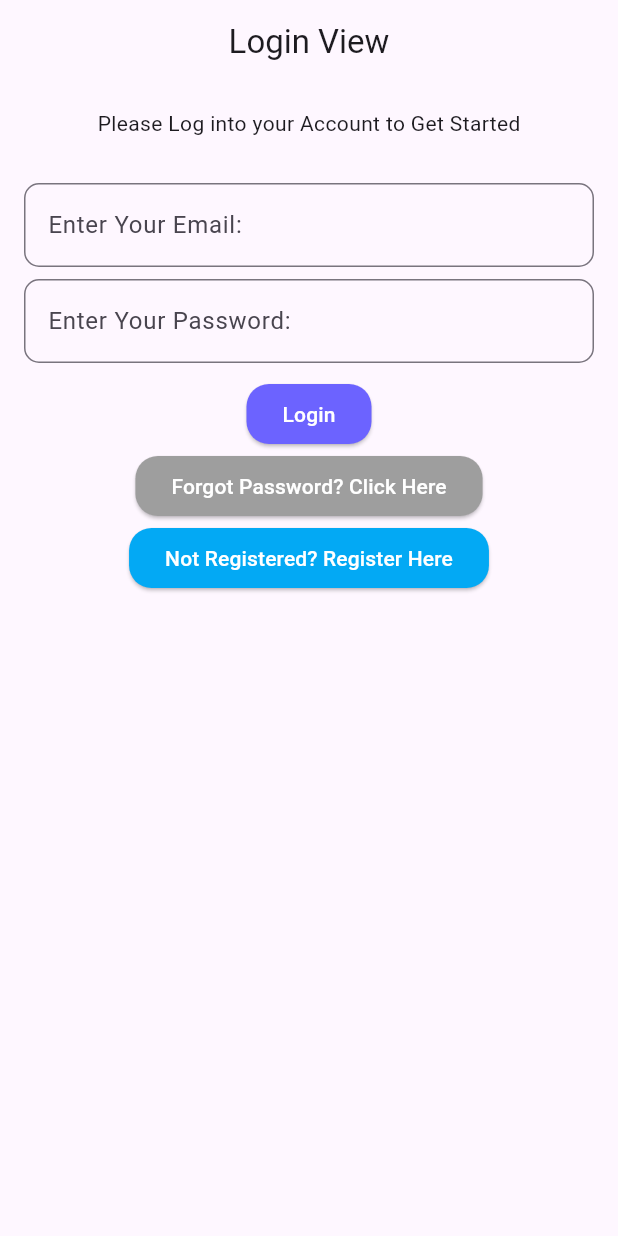
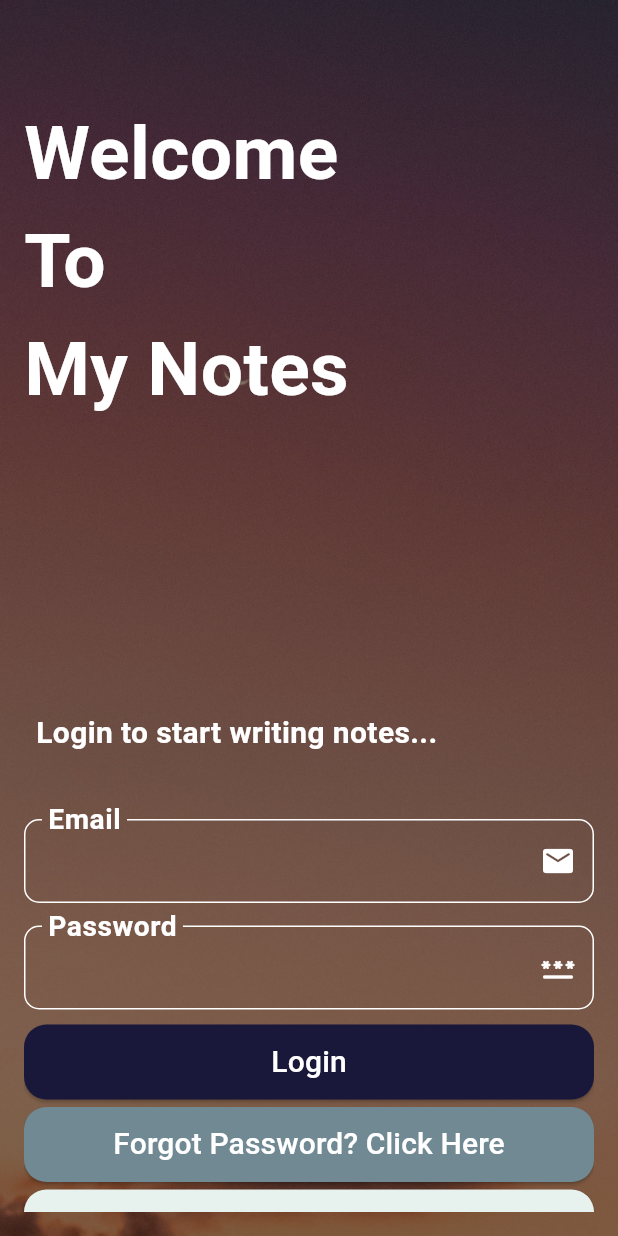
Before and after one commit to Devsonar19/My-Notes, a Flutter app: the screen it shows after launch, on a phone screen of 412 x 824 dp. Run offline on Flutter 3.47's test engine with Material 3 defaults, Android fonts, the phone set to English and light mode, and no system bars; our stand-ins replace bloc, cloud_firestore, equatable, firebase_auth, firebase_core, flutter_bloc and 3 more; accounts and stored records are empty; Roboto replaces fonts that are missing (Courgette).

Commit message:
Restructured Everything on login screen, improved ui, better colors and background

```diff
--- a/test_application/lib/views/login_view.dart
+++ b/test_application/lib/views/login_view.dart
@@ -1,4 +1,5 @@
 import 'package:flutter/material.dart';
+import 'package:flutter/services.dart';
 import 'package:flutter_bloc/flutter_bloc.dart';
 import 'package:path/path.dart';
 import 'package:test_application/services/auth/bloc/auth_bloc.dart';
@@ -8,7 +9,8 @@ import 'package:test_application/utilities/dialogs/loading_dialog.dart';
 import '../constants/routes.dart';
 import '../services/auth/auth_exceptions.dart';
 import '../utilities/dialogs/error_dialog.dart';
-
+import 'package:google_fonts/google_fonts.dart';
+import 'package:hexcolor/hexcolor.dart';
 
 //LOGIN VIEW
 class LoginView extends StatefulWidget {
@@ -54,49 +56,126 @@ class _LoginViewState extends State<LoginView> {
           }
         }
       },
-      child: Scaffold(
-        appBar: AppBar(
-            title: const Text('Login View'),
-            centerTitle: true
+      child: Stack(
+        children: [
+          Positioned.fill(
+              child: Image.asset(
+                'assets/images/pexels-iphotic-3070339.jpg',
+                fit: BoxFit.cover
               ),
+          ),
+          Positioned.fill(
+            child: Container(
+              color: Colors.black.withOpacity(0.5),
+            ),
+          ),
+        Scaffold(
+          resizeToAvoidBottomInset: true,
+          backgroundColor: Colors.transparent,
           body: Padding(
             padding: const EdgeInsets.all(16.0),
+            child: SingleChildScrollView(
               child: Column(
                 children: [
-              const SizedBox(
-                height: 50.0,
-                child: Text('Please Log into your Account to Get Started'),
+                  SizedBox(
+                      height: 450.0,
+                      width: double.infinity,
+                    child: Padding(
+                      padding: const EdgeInsets.only(top: 50),
+                      child: Text(
+                        'Welcome\nTo \nMy Notes',
+                        style: GoogleFonts.ooohBaby(
+                          fontWeight: FontWeight.bold,
+                          fontSize: 50,
+                          color: Colors.white,
+                        ),
+                      ),
+                    ),
+                  ),
+                  SizedBox(
+                    height: 80,
+                    width: double.infinity,
+                    child: Padding(
+                      padding: const EdgeInsets.all(8.0),
+                      child: Text(
+                          'Login to start writing notes...',
+                        style: GoogleFonts.ooohBaby(
+                          fontWeight: FontWeight.bold,
+                          fontSize: 20,
+                          color: Colors.white
+                        )
+                      ),
+                    ),
                   ),
                   TextField(
                     controller: _email,
                     enableSuggestions: false,
                     autocorrect: false,
                     keyboardType: TextInputType.emailAddress,
-                decoration: const InputDecoration(
-                  hintText: 'Enter Your Email: ',
-                  border: OutlineInputBorder(
+                    cursorColor: Colors.white,
+                    style: TextStyle(
+                        color: Colors.white,
+                    ),
+                    decoration:  InputDecoration(
+                      labelText: 'Email',
+                      floatingLabelBehavior: FloatingLabelBehavior.always,
+                      suffixIcon: Icon(Icons.email_rounded, color: Colors.white,),
+                      labelStyle: TextStyle(
+                        fontSize: 25,
+                        fontWeight: FontWeight.bold,
+                        fontFamily: GoogleFonts.courgette().fontFamily,
+                        color: Colors.white
+                      ),
+                      enabledBorder: OutlineInputBorder(
+                        borderSide: BorderSide(color: Colors.white),
+                        borderRadius: BorderRadius.all(Radius.circular(10)),
+                      ),
+                      focusedBorder: OutlineInputBorder(
+                        borderSide: BorderSide(color: Colors.white),
                         borderRadius: BorderRadius.all(Radius.circular(10)),
                       ),
                     ),
                   ),
-              const SizedBox(height: 8.0),
+                  const SizedBox(height: 15.0),
                   TextField(
                     controller: _password,
                     obscureText: true,
                     enableSuggestions: false,
                     autocorrect: false,
-                decoration: const InputDecoration(
-                  hintText: 'Enter Your Password: ',
-                  border: OutlineInputBorder(
+                    keyboardType: TextInputType.visiblePassword,
+                    cursorColor: Colors.white,
+                    style: TextStyle(
+                      color: Colors.white,
+                    ),
+                    decoration: InputDecoration(
+                      labelText: 'Password',
+                      floatingLabelBehavior: FloatingLabelBehavior.always,
+                      suffixIcon: Icon(Icons.password_rounded, color: Colors.white,),
+                      labelStyle: TextStyle(
+                        fontSize: 25,
+                        fontWeight: FontWeight.bold,
+                        fontFamily: GoogleFonts.courgette().fontFamily,
+                        color: Colors.white,
+                      ),
+                      enabledBorder: OutlineInputBorder(
+                        borderSide: BorderSide(color: Colors.white),
+                        borderRadius: BorderRadius.all(Radius.circular(10)),
+                      ),
+                      focusedBorder: OutlineInputBorder(
+                        borderSide: BorderSide(color: Colors.white),
                         borderRadius: BorderRadius.all(Radius.circular(10)),
                       ),
                     ),
                   ),
                   const SizedBox(height: 10.0),
-              ElevatedButton(
+                  SizedBox(
+                    width: double.infinity,
+                    height: 50,
+                    child: ElevatedButton(
                         style: TextButton.styleFrom(
                           foregroundColor: Colors.white,
-                    backgroundColor: const Color(0xFF6C63FF),
+                          backgroundColor: HexColor('19183B'),
+
                           shape: RoundedRectangleBorder(
                             borderRadius: BorderRadius.circular(15),
                           ),
@@ -111,12 +190,17 @@ class _LoginViewState extends State<LoginView> {
                             ),
                           );
                         },
-                  child: const Text('Login'),
+                        child: const Text('Login', style: TextStyle(fontSize: 20)),
                       ),
-              ElevatedButton(
+                  ),
+                  const SizedBox(height: 5.0),
+                  SizedBox(
+                    width: double.infinity,
+                    height: 50,
+                    child: ElevatedButton(
                       style: TextButton.styleFrom(
                         foregroundColor: Colors.white,
-                  backgroundColor: Colors.grey,
+                        backgroundColor: HexColor('708993'),
                         shape: RoundedRectangleBorder(
                           borderRadius: BorderRadius.circular(15),
                         ),
@@ -126,12 +210,17 @@ class _LoginViewState extends State<LoginView> {
                         context.read<AuthBloc>().add(
                             const AuthEventForgotPassword(),
                         );
-                }, child: const Text('Forgot Password? Click Here'),
+                      }, child: const Text('Forgot Password? Click Here', style: TextStyle(fontSize: 20)),
                     ),
-              ElevatedButton(
+                  ),
+                  const SizedBox(height: 5.0),
+                  SizedBox(
+                    width: double.infinity,
+                    height: 50,
+                    child: ElevatedButton(
                       style: TextButton.styleFrom(
-                  foregroundColor: Colors.white,
-                  backgroundColor: Colors.lightBlue,
+                        foregroundColor: Colors.black,
+                        backgroundColor: HexColor('E7F2EF'),
                         shape: RoundedRectangleBorder(
                           borderRadius: BorderRadius.circular(15),
                         ),
@@ -141,12 +230,16 @@ class _LoginViewState extends State<LoginView> {
                         context.read<AuthBloc>().add(
                             const AuthEventShouldRegister()
                         );
-                }, child: const Text('Not Registered? Register Here'),
+                      }, child: const Text('Not Registered? Register Here', style: TextStyle(fontSize: 20)),
+                    ),
                   ),
                 ],
               ),
             ),
           ),
+        ),
+      ],
+      ),
     );
   }
 }
--- a/test_application/pubspec.yaml
+++ b/test_application/pubspec.yaml
@@ -41,6 +41,8 @@ dependencies:
   flutter_launcher_icons: ^0.14.4
   flutter_localization: ^0.3.3
   intl: ^0.20.2
+  google_fonts: ^7.1.0
+  hexcolor: ^3.0.2
 
 dev_dependencies:
   flutter_test:
@@ -51,3 +53,5 @@ dev_dependencies:
 flutter:
   uses-material-design: true
   generate: true
+  assets:
+    - assets/images/pexels-iphotic-3070339.jpg
```
Also changed, not shown: test_application/assets/images/pexels-iphotic-3070339.jpg (added), 1 other file. Lines whose indentation alone changed are shown as unchanged.
